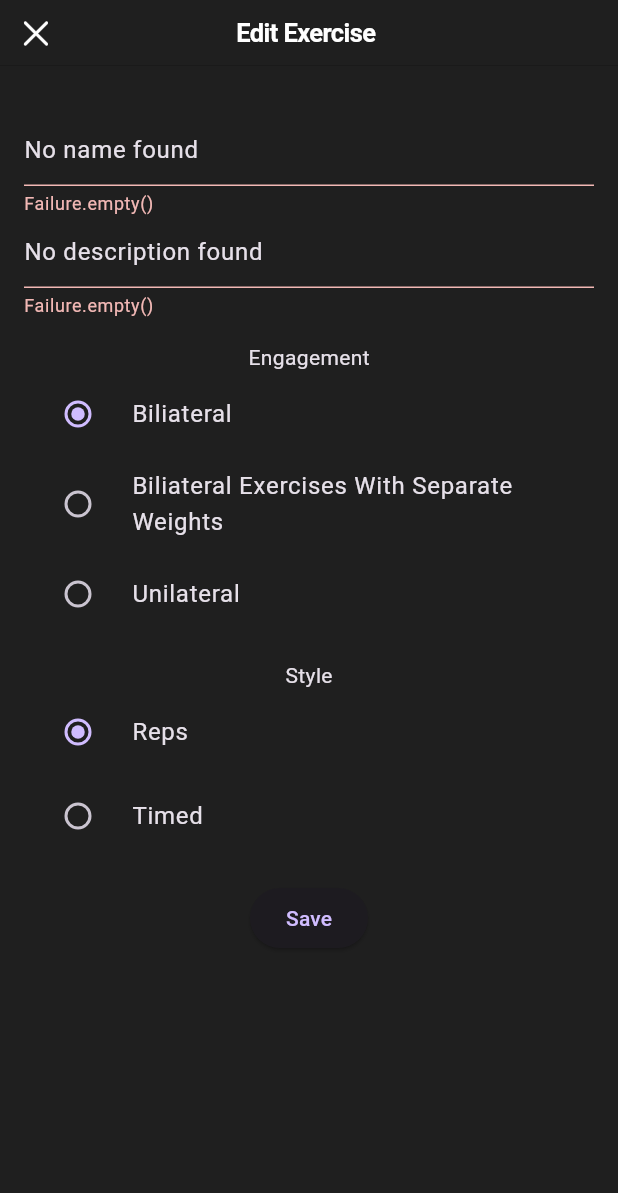
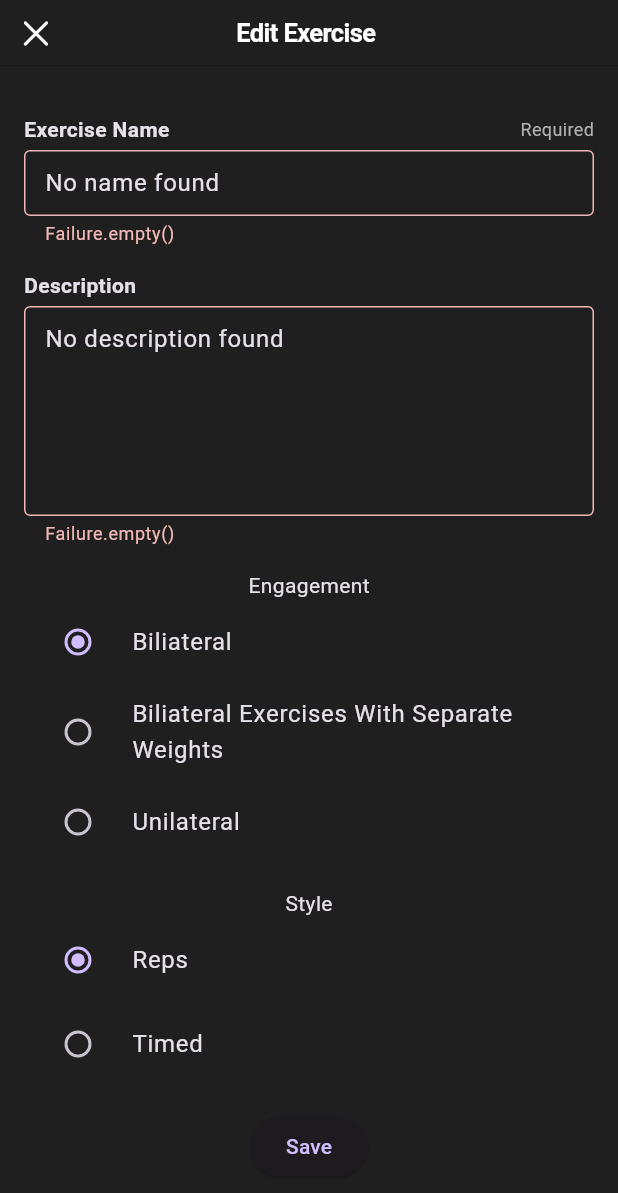
Before and after one commit to MattyD1/flex_workout_logger, a Flutter app: the ExercisesEditScreen screen opened directly with empty values, on a phone screen of 412 x 824 dp. Shown: the top 1193 px of the screen. Run offline on Flutter 3.47's test engine with Material 3 defaults, Android fonts, the phone set to English and light mode, and no system bars; our stand-ins replace flutter_riverpod, flutter_slidable, fpdart, freezed_annotation, go_router, realm and 1 more; generated files the repository leaves out were written again; statements that could not run were skipped.

Commit message:
Updated to work for editing

```diff
--- a/lib/features/exercises/ui/widgets/exercise_edit_form.dart
+++ b/lib/features/exercises/ui/widgets/exercise_edit_form.dart
@@ -7,6 +7,7 @@ import 'package:flex_workout_logger/features/exercises/domain/validations/exerci
 import 'package:flex_workout_logger/features/exercises/domain/validations/exercise_name.dart';
 import 'package:flex_workout_logger/features/exercises/domain/validations/exercise_style.dart';
 import 'package:flex_workout_logger/utils/ui_extensions.dart';
+import 'package:flex_workout_logger/widgets/ui/textfield.dart';
 import 'package:flutter/material.dart';
 import 'package:flutter_riverpod/flutter_riverpod.dart';
 import 'package:go_router/go_router.dart';
@@ -99,27 +100,27 @@ class _ExerciseEditFormState extends ConsumerState<ExerciseEditForm> {
       child: Column(
         mainAxisSize: MainAxisSize.min,
         children: [
-          TextFormField(
+          MyTextField(
+            label: 'Exercise Name',
+            hintText: 'Bench Press, Squat, etc.',
+            errorText: errorText,
             onChanged: (value) => _name = ExerciseName(value),
+            validator: (value) => _name?.validate,
             controller: _nameController,
-            decoration: InputDecoration(
-              hoverColor: context.colorScheme.foreground,
-              hintText: 'Exercise name',
+            readOnly: isLoading,
+            isRequired: true,
+          ),
+          const SizedBox(height: AppLayout.defaultPadding),
+          MyTextField(
+            label: 'Description',
+            hintText:
+                'Describe the exercise, including any additional setup that is required.',
             errorText: errorText,
-            ),
-            validator: (value) => _name?.validate,
+            onChanged: (value) => _description = ExerciseDescription(value),
+            validator: (value) => _description?.validate,
+            controller: _descriptionController,
             readOnly: isLoading,
-          ),
-          TextFormField(
-            onChanged: (value) => _description = ExerciseDescription(value),
-            controller: _descriptionController,
-            decoration: InputDecoration(
-              hoverColor: context.colorScheme.foreground,
-              hintText: 'Exercise description',
-              errorText: errorText,
-            ),
-            validator: (value) => _description?.validate,
-            readOnly: isLoading,
+            isTextArea: true,
           ),
           const SizedBox(height: AppLayout.defaultPadding),
           const Text('Engagement'),
@@ -163,8 +164,7 @@ class _ExerciseEditFormState extends ConsumerState<ExerciseEditForm> {
                 setState(() {
                   _style = value;
                 });
-            }
-          ),
+              }),
           RadioListTile<Style>(
               title: const Text('Timed'),
               value: Style.timed,
@@ -173,8 +173,7 @@ class _ExerciseEditFormState extends ConsumerState<ExerciseEditForm> {
                 setState(() {
                   _style = value;
                 });
-            }
-          ),
+              }),
           const SizedBox(height: AppLayout.defaultPadding),
           ElevatedButton(
             onPressed: isLoading
@@ -190,7 +189,14 @@ class _ExerciseEditFormState extends ConsumerState<ExerciseEditForm> {
                         .read(
                           exercisesEditControllerProvider(widget.id).notifier,
                         )
-                        .handle(_name!, _description!, ExerciseEngagement(_engagement ?? Engagement.bilateral), ExerciseStyle(_style ?? Style.reps)); // FIX: engagement should not be hardcoded
+                        .handle(
+                            _name!,
+                            _description!,
+                            ExerciseEngagement(
+                                _engagement ?? Engagement.bilateral),
+                            ExerciseStyle(_style ??
+                                Style
+                                    .reps)); // FIX: engagement should not be hardcoded
                   },
             child: isLoading
                 ? const CircularProgressIndicator()
--- a/lib/widgets/ui/textfield.dart
+++ b/lib/widgets/ui/textfield.dart
@@ -67,6 +67,7 @@ class MyTextField extends StatelessWidget {
           height: 4,
         ),
         TextFormField(
+          controller: controller,
           onChanged: onChanged,
           validator: validator,
           readOnly: readOnly,
```
Lines whose indentation alone changed are shown as unchanged.
